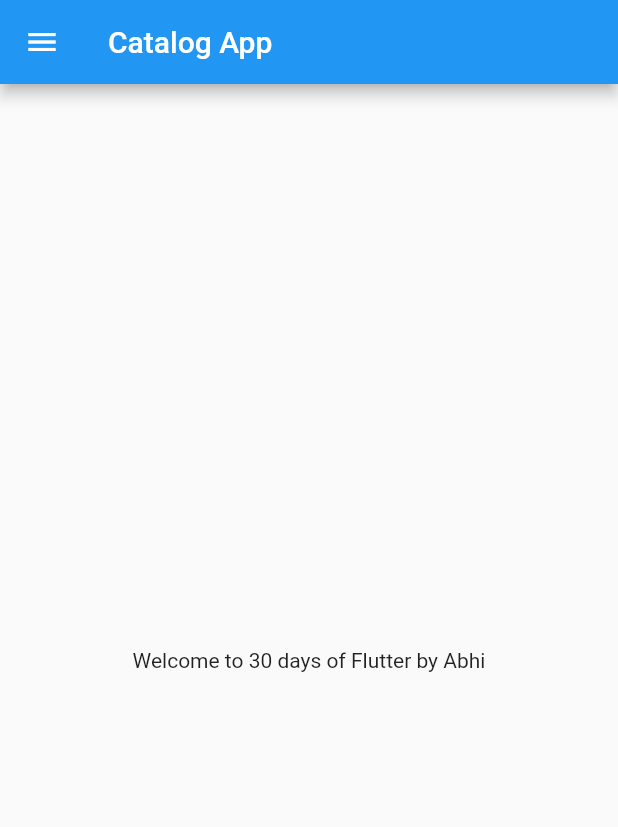
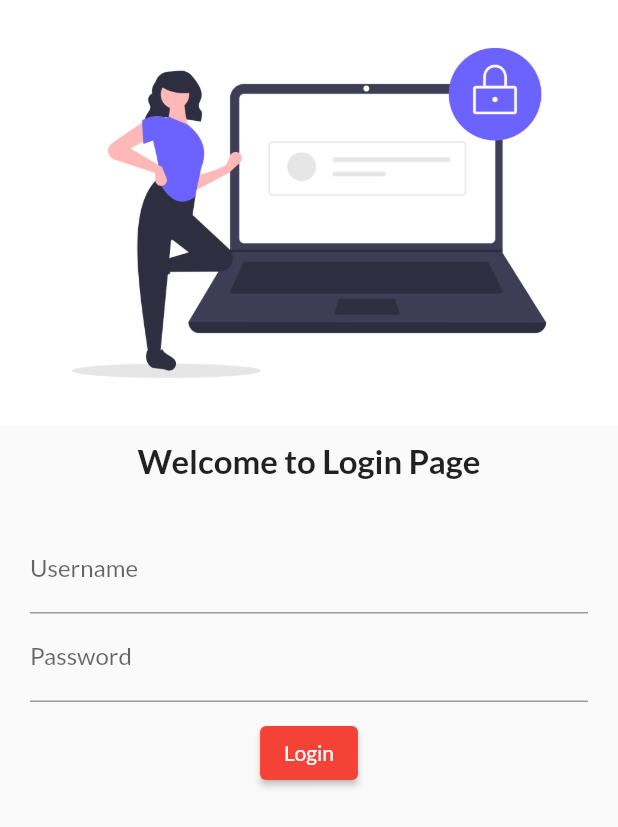
Before and after one commit to Abhisekh77/Flutter, a Flutter app: the screen it shows after launch, on a phone screen of 412 x 824 dp. Shown: the top 827 px of the screen. Run offline on Flutter 3.47's test engine with Material 2 defaults, Android fonts, the phone set to English and light mode, and no system bars; our stand-ins replace google_fonts.

Commit message:
day4completed

```diff
--- a/lib/main.dart
+++ b/lib/main.dart
@@ -1,5 +1,8 @@
 import 'package:flutter/material.dart';
-import 'package:my_first_project/home_page.dart';
+import 'package:google_fonts/google_fonts.dart';
+import 'package:my_first_project/pages/home_page.dart';
+import 'package:my_first_project/pages/login_page.dart';
+import 'package:google_fonts/google_fonts.dart';
 
 void main() {
   runApp(MyApp());
@@ -11,7 +14,17 @@ class MyApp extends StatelessWidget {
   @override
   Widget build(BuildContext context) {
     return MaterialApp(
-      home: HomePage(),
+      themeMode: ThemeMode.light,
+      theme: ThemeData(
+          primarySwatch: Colors.red,
+          fontFamily: GoogleFonts.lato().fontFamily,
+          primaryTextTheme: GoogleFonts.specialEliteTextTheme()),
+      // initialRoute: "/home",
+      routes: {
+        "/": (context) => LoginPage(),
+        "/home": (context) => HomePage(),
+        "/login": (context) => LoginPage()
+      },
     );
   }
 }
--- a/lib/home_page.dart
+++ b/lib/pages/home_page.dart
@@ -9,11 +9,20 @@ class HomePage extends StatelessWidget {
     final String name = "Abhi";
     return Scaffold(
       appBar: AppBar(
-        title: Text("Catalog App"),
+        title: Text("ABCDE App"),
       ),
       body: Center(
-        child: Container(
-          child: Text("Welcome to $days days of Flutter by $name"),
+        child: Column(
+          children: [
+            Image.asset("assets/login_image.png"),
+            Container(
+              child: Text("Welcome to $days days of Flutter by $name Khanal"),
+            ),
+            Image.asset(
+              "assets/login_image.png",
+              fit: BoxFit.cover,
+            ),
+          ],
         ),
       ),
       drawer: Drawer(),
--- /dev/null
+++ b/lib/pages/login_page.dart
@@ -0,0 +1,61 @@
+import 'package:flutter/material.dart';
+
+class LoginPage extends StatelessWidget {
+  const LoginPage({super.key});
+
+  @override
+  Widget build(BuildContext context) {
+    return Material(
+        color: Colors.black,
+        child: Scaffold(
+            body: Column(
+          children: [
+            Image.asset(
+              "assets/login_image.png",
+              fit: BoxFit.cover,
+            ),
+            SizedBox(
+              height: 10.0,
+            ),
+            Text(
+              "Welcome to Login Page",
+              style: TextStyle(fontSize: 22, fontWeight: FontWeight.bold),
+            ),
+            SizedBox(
+              height: 10.0,
+            ),
+            Padding(
+              // padding: const EdgeInsets.all(20.0),
+              padding: const EdgeInsets.symmetric(vertical: 20, horizontal: 20),
+              child: Column(
+                children: [
+                  TextFormField(
+                    decoration: InputDecoration(
+                      hintText: "Enter Username",
+                      labelText: "Username",
+                    ),
+                  ),
+                  TextFormField(
+                    // obscureText ley password lai hide garxa, bydefault false hunxa
+                    obscureText: true,
+                    decoration: InputDecoration(
+                      hintText: "Enter Password",
+                      labelText: "Password",
+                    ),
+                  ),
+                  SizedBox(
+                    height: 10.0,
+                  ),
+                  ElevatedButton(
+                    onPressed: () {
+                      print("Hello abhi");
+                    },
+                    child: Text("Login"),
+                  )
+                ],
+              ),
+            ),
+          ],
+        )));
+  }
+}
```
Also changed, not shown: pubspec.yaml (+11 -0 lines), assets/abhi1.JPG (added), assets/login_image.png (added), pubspec.lock, 1 other file.
